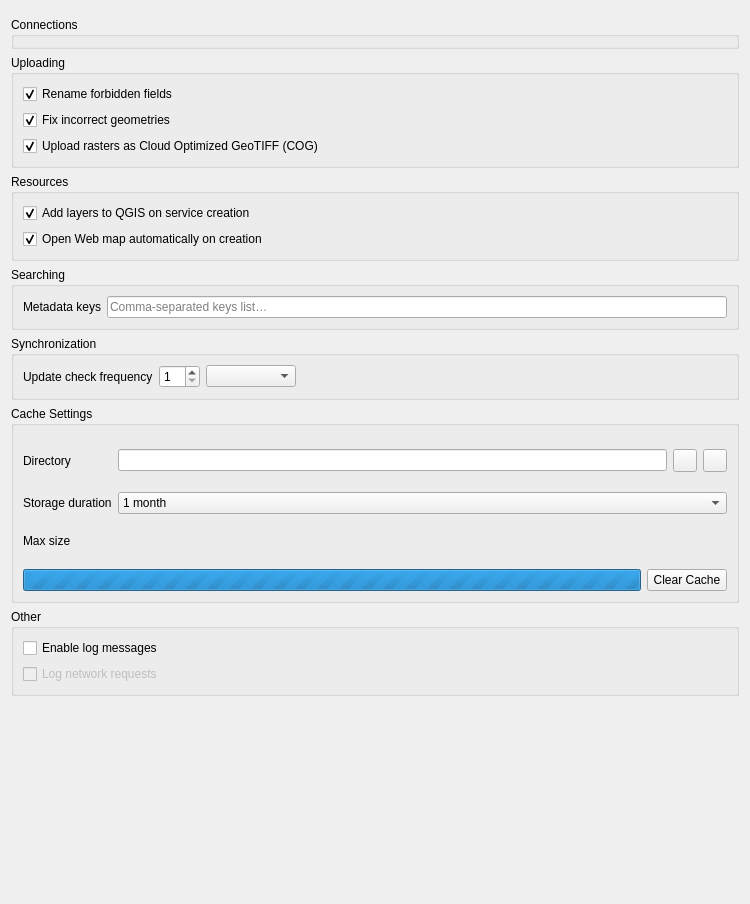
The window that src/nextgis_connect/settings/settings_dialog_base.ui (nextgis/nextgis_connect) describes before a commit, drawn with Qt 5.
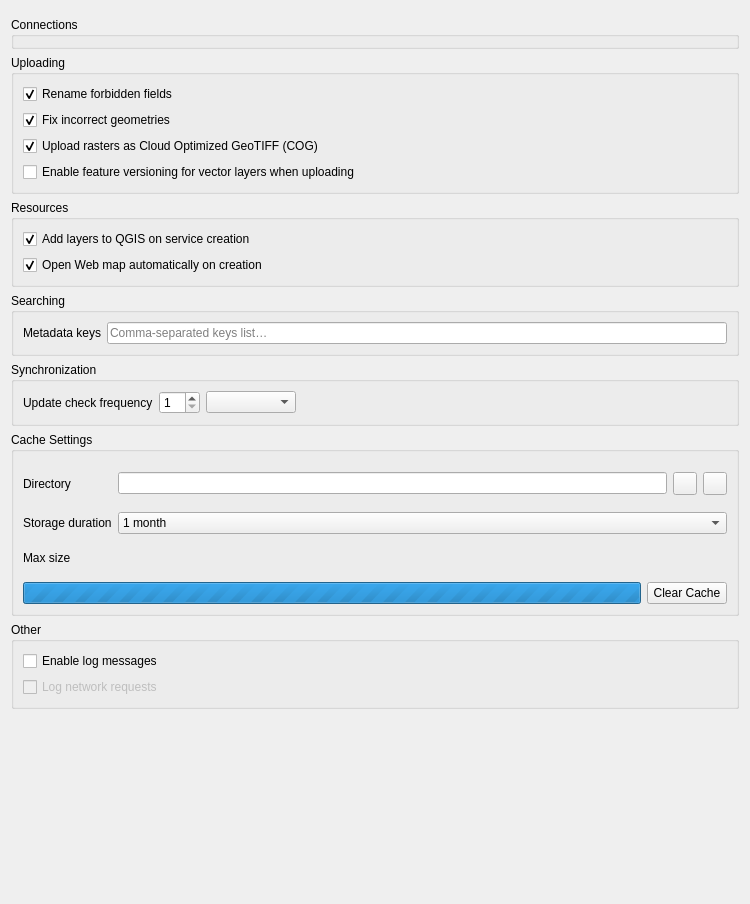
The same window after the commit. Custom widgets are drawn as their Qt base class.

```diff
--- a/src/nextgis_connect/settings/settings_dialog_base.ui
+++ b/src/nextgis_connect/settings/settings_dialog_base.ui
@@ -89,6 +89,40 @@
         </property>
        </widget>
       </item>
+      <item>
+       <layout class="QHBoxLayout" name="horizontalLayout_2">
+        <property name="spacing">
+         <number>0</number>
+        </property>
+        <item>
+         <widget class="QCheckBox" name="versioningCheckBox">
+          <property name="text">
+           <string>Enable feature versioning for vector layers when uploading</string>
+          </property>
+         </widget>
+        </item>
+        <item>
+         <widget class="QLabel" name="versioningIcon">
+          <property name="text">
+           <string/>
+          </property>
+         </widget>
+        </item>
+        <item>
+         <spacer name="horizontalSpacer_2">
+          <property name="orientation">
+           <enum>Qt::Horizontal</enum>
+          </property>
+          <property name="sizeHint" stdset="0">
+           <size>
+            <width>40</width>
+            <height>20</height>
+           </size>
+          </property>
+         </spacer>
+        </item>
+       </layout>
+      </item>
      </layout>
     </widget>
    </item>
```
